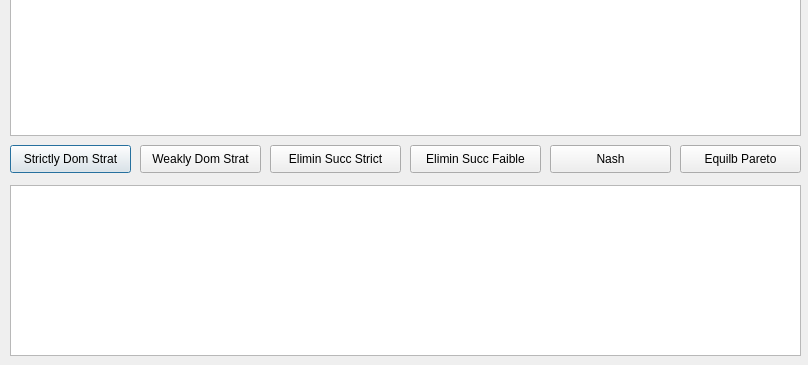
smuglilgoat/game_theory_ui, file csvreader.ui: the form before one commit; both pictures show x 0 to 808 and y 235 to 600 of the 808 by 600 pixel window.
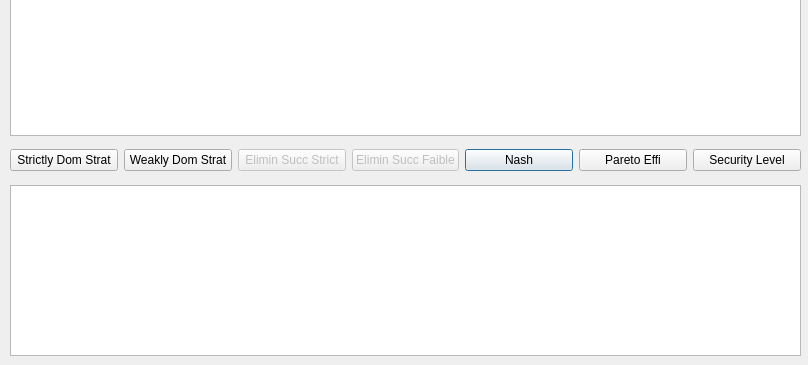
The form after the commit.

Commit message: pareto & security

Diff of the .ui file:
```diff
--- a/csvreader.ui
+++ b/csvreader.ui
@@ -23,71 +23,6 @@
     </rect>
    </property>
   </widget>
-  <widget class="QPushButton" name="StrictDomButton">
-   <property name="geometry">
-    <rect>
-     <x>10</x>
-     <y>380</y>
-     <width>121</width>
-     <height>28</height>
-    </rect>
-   </property>
-   <property name="text">
-    <string>Strictly Dom Strat</string>
-   </property>
-  </widget>
-  <widget class="QPushButton" name="FaibleDomButton">
-   <property name="geometry">
-    <rect>
-     <x>140</x>
-     <y>380</y>
-     <width>121</width>
-     <height>28</height>
-    </rect>
-   </property>
-   <property name="text">
-    <string>Weakly Dom Strat</string>
-   </property>
-  </widget>
-  <widget class="QPushButton" name="ElimStrictDomButton">
-   <property name="geometry">
-    <rect>
-     <x>270</x>
-     <y>380</y>
-     <width>131</width>
-     <height>28</height>
-    </rect>
-   </property>
-   <property name="text">
-    <string>Elimin Succ Strict</string>
-   </property>
-  </widget>
-  <widget class="QPushButton" name="ElimFaibleDomButton">
-   <property name="geometry">
-    <rect>
-     <x>410</x>
-     <y>380</y>
-     <width>131</width>
-     <height>28</height>
-    </rect>
-   </property>
-   <property name="text">
-    <string>Elimin Succ Faible</string>
-   </property>
-  </widget>
-  <widget class="QPushButton" name="NashButton">
-   <property name="geometry">
-    <rect>
-     <x>550</x>
-     <y>380</y>
-     <width>121</width>
-     <height>28</height>
-    </rect>
-   </property>
-   <property name="text">
-    <string>Nash</string>
-   </property>
-  </widget>
   <widget class="QTextBrowser" name="textBrowser">
    <property name="geometry">
     <rect>
@@ -98,18 +33,72 @@
     </rect>
    </property>
   </widget>
-  <widget class="QPushButton" name="ParetoButton">
+  <widget class="QWidget" name="gridLayoutWidget">
    <property name="geometry">
     <rect>
-     <x>680</x>
+     <x>10</x>
      <y>380</y>
-     <width>121</width>
-     <height>28</height>
+     <width>791</width>
+     <height>31</height>
     </rect>
    </property>
-   <property name="text">
-    <string>Equilb Pareto</string>
-   </property>
+   <layout class="QGridLayout" name="gridLayout">
+    <item row="0" column="4">
+     <widget class="QPushButton" name="NashButton">
+      <property name="text">
+       <string>Nash</string>
+      </property>
+     </widget>
+    </item>
+    <item row="0" column="0">
+     <widget class="QPushButton" name="StrictDomButton">
+      <property name="text">
+       <string>Strictly Dom Strat</string>
+      </property>
+     </widget>
+    </item>
+    <item row="0" column="3">
+     <widget class="QPushButton" name="ElimFaibleDomButton">
+      <property name="enabled">
+       <bool>false</bool>
+      </property>
+      <property name="text">
+       <string>Elimin Succ Faible</string>
+      </property>
+     </widget>
+    </item>
+    <item row="0" column="2">
+     <widget class="QPushButton" name="ElimStrictDomButton">
+      <property name="enabled">
+       <bool>false</bool>
+      </property>
+      <property name="text">
+       <string>Elimin Succ Strict</string>
+      </property>
+     </widget>
+    </item>
+    <item row="0" column="5">
+     <widget class="QPushButton" name="ParetoButton">
+      <property name="text">
+       <string>Pareto Effi</string>
+      </property>
+     </widget>
+    </item>
+    <item row="0" column="1">
+     <widget class="QPushButton" name="FaibleDomButton">
+      <property name="text">
+       <string>Weakly Dom Strat</string>
+      </property>
+     </widget>
+    </item>
+    <item row="0" column="6">
+     <widget class="QPushButton" name="SecurityButton">
+      <property name="text">
+       <string>Security Level</string>
+      </property>
+     </widget>
+    </item>
+   </layout>
   </widget>
  </widget>
  <resources/>
```
The commit also changes 3 other files.
